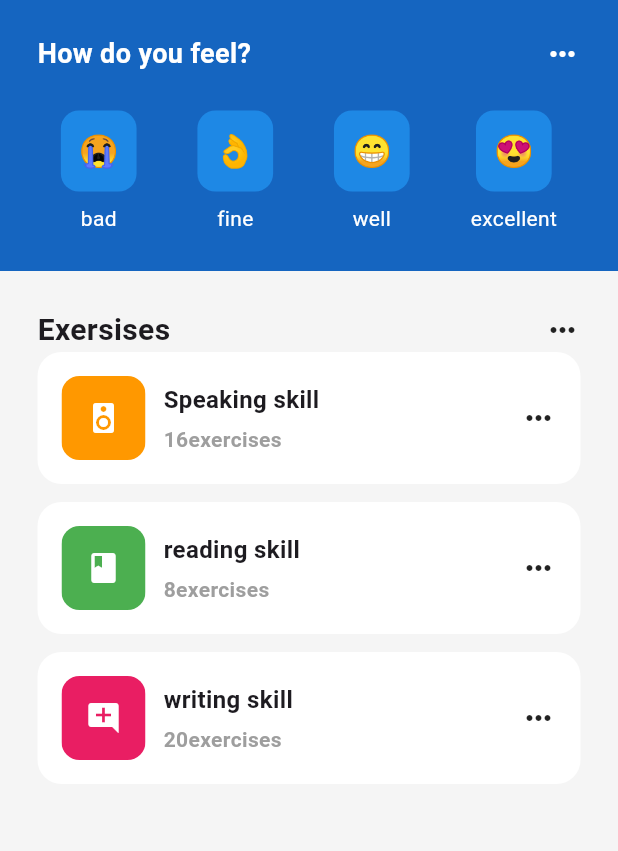
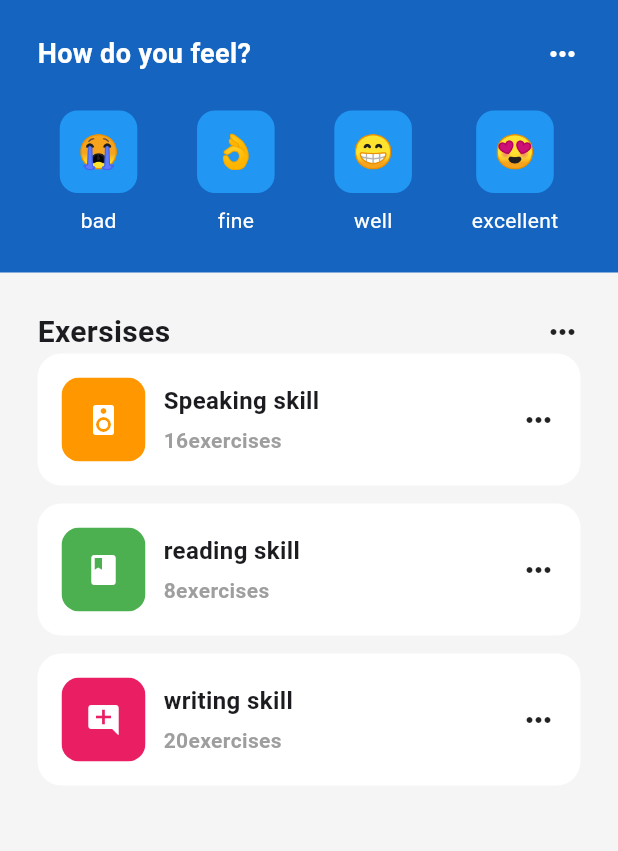
Before and after one commit to NurL/cobaexercise, a Flutter app: the screen it shows after launch, on a phone screen of 412 x 824 dp. Shown: the part 242-1093 px from the top of the screen. Run offline on Flutter 3.47's test engine with Material 3 defaults, Android fonts, the phone set to English and light mode, and no system bars.

Commit message:
feat: change color in emoticon_face.dart

```diff
--- a/lib/util/emoticon_face.dart
+++ b/lib/util/emoticon_face.dart
@@ -11,13 +11,17 @@ class EmoticonFace extends StatelessWidget {
   @override
   Widget build(BuildContext context) {
     return Container(
-      decoration: BoxDecoration(color: Colors.blue[600], borderRadius: BorderRadius.circular(12)),
+      decoration: BoxDecoration(
+        color: Colors.blue[500],
+        borderRadius: BorderRadius.circular(12),
+      ),
       padding: const EdgeInsets.all(12),
       child: Center(
-          child: Text(
-        emoticonFace,
-        style: const TextStyle(fontSize: 21),
-      )),
+        child: Text(
+          emoticonFace,
+          style: const TextStyle(fontSize: 22),
+        ),
+      ),
     );
   }
 }
```
